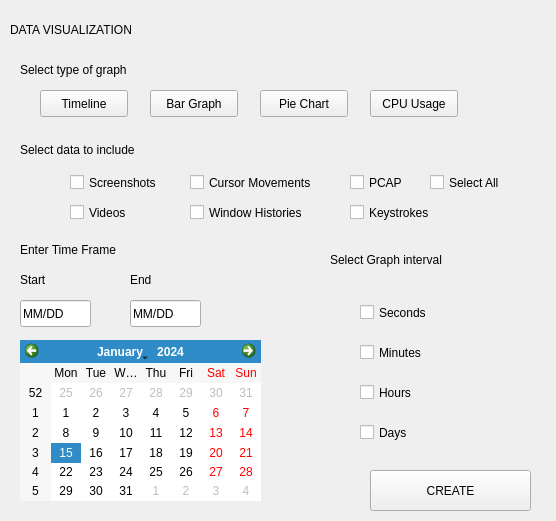
This is src/ui/Visualize/DataViz.ui in komodo6/AVERT as Qt 5 draws it before an edit. The edited form follows.
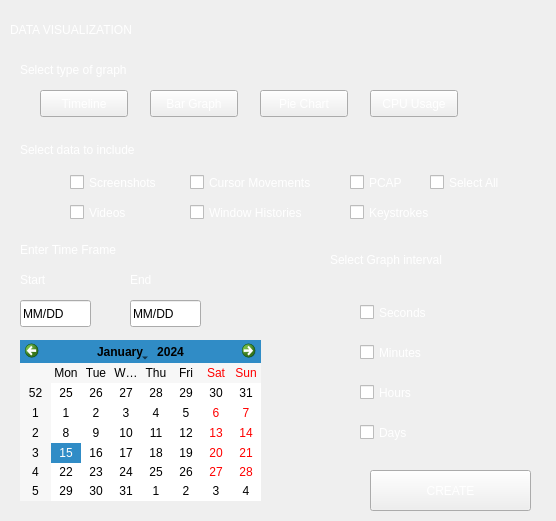
This is the edited form.

Commit message: Changes styles in 2 ui files and a bit in the qss. Changed button names in main.ui

```diff
--- a/src/ui/Visualize/DataViz.ui
+++ b/src/ui/Visualize/DataViz.ui
@@ -13,6 +13,9 @@
   <property name="windowTitle">
    <string>Form</string>
   </property>
+  <property name="styleSheet">
+   <string notr="true">color:white;</string>
+  </property>
   <widget class="QPushButton" name="pushButton">
    <property name="geometry">
     <rect>
@@ -165,6 +168,9 @@
      <height>161</height>
     </rect>
    </property>
+   <property name="styleSheet">
+    <string notr="true">color:black</string>
+   </property>
   </widget>
   <widget class="QLineEdit" name="lineEdit">
    <property name="geometry">
@@ -175,6 +181,9 @@
      <height>27</height>
     </rect>
    </property>
+   <property name="styleSheet">
+    <string notr="true">color:black;</string>
+   </property>
    <property name="text">
     <string>MM/DD</string>
    </property>
@@ -188,6 +197,9 @@
      <height>27</height>
     </rect>
    </property>
+   <property name="styleSheet">
+    <string notr="true">color:black;</string>
+   </property>
    <property name="text">
     <string>MM/DD</string>
    </property>
```
The commit also changes 3 other files.
